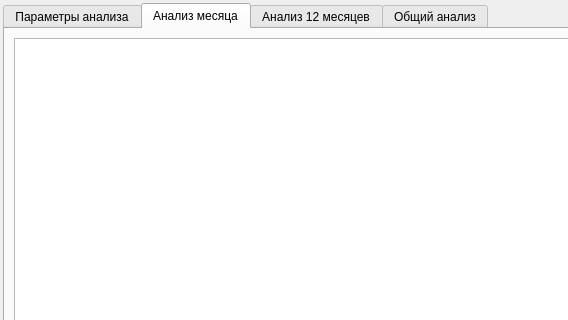
Qt form ui/forms/form_finanalitics.ui (e-vladimir/finmanager) before a commit; both pictures show x 0 to 568 and y 0 to 320 of the 1024 by 768 pixel window.
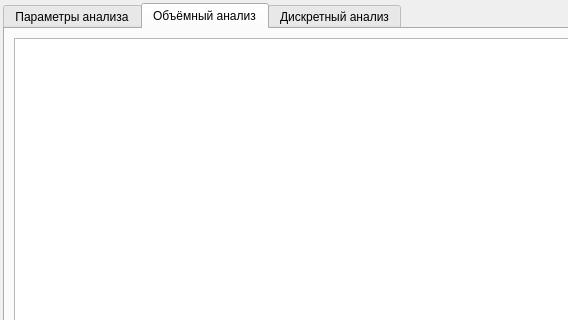
The same form after that commit.

Patch:
```diff
--- a/ui/forms/form_finanalitics.ui
+++ b/ui/forms/form_finanalitics.ui
@@ -63,7 +63,7 @@
       </widget>
       <widget class="QWidget" name="tab_result_dm">
        <attribute name="title">
-        <string>Анализ месяца</string>
+        <string>Объёмный анализ</string>
        </attribute>
        <layout class="QVBoxLayout" name="verticalLayout_3">
         <item>
@@ -107,12 +107,7 @@
       </widget>
       <widget class="QWidget" name="tab_result_12_dm">
        <attribute name="title">
-        <string>Анализ 12 месяцев</string>
-       </attribute>
-      </widget>
-      <widget class="QWidget" name="tab_result_summary">
-       <attribute name="title">
-        <string>Общий анализ</string>
+        <string>Дискретный анализ</string>
        </attribute>
       </widget>
      </widget>
```
Left out of the diff: 6 changed lines with no effect on the pictures.
